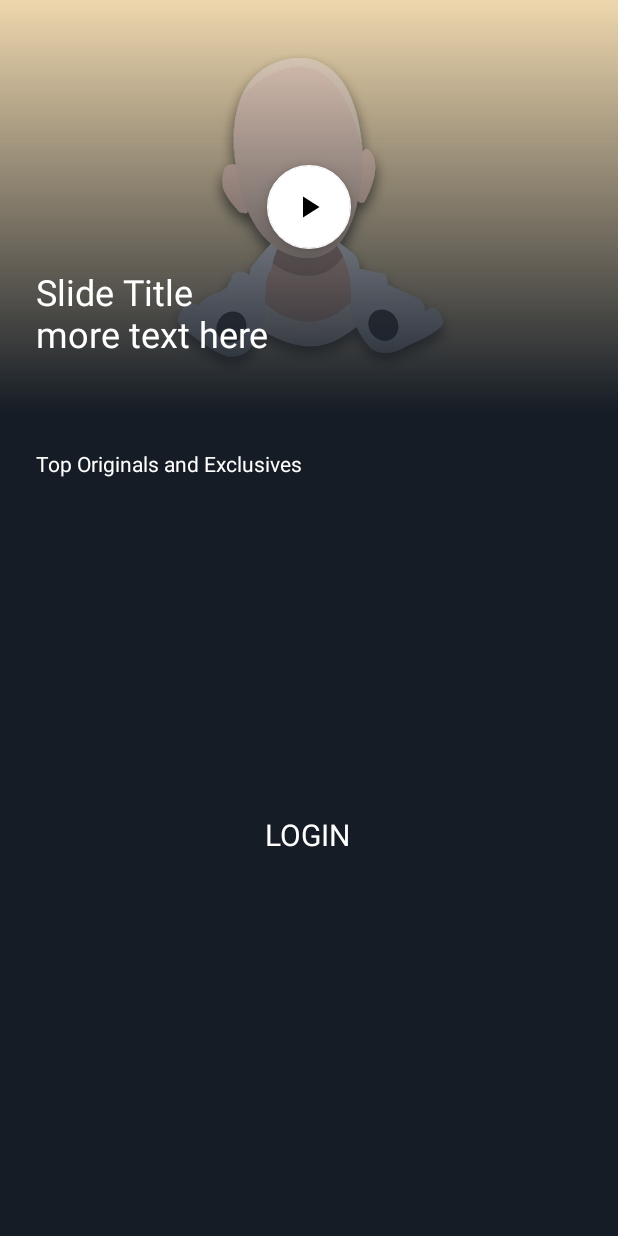
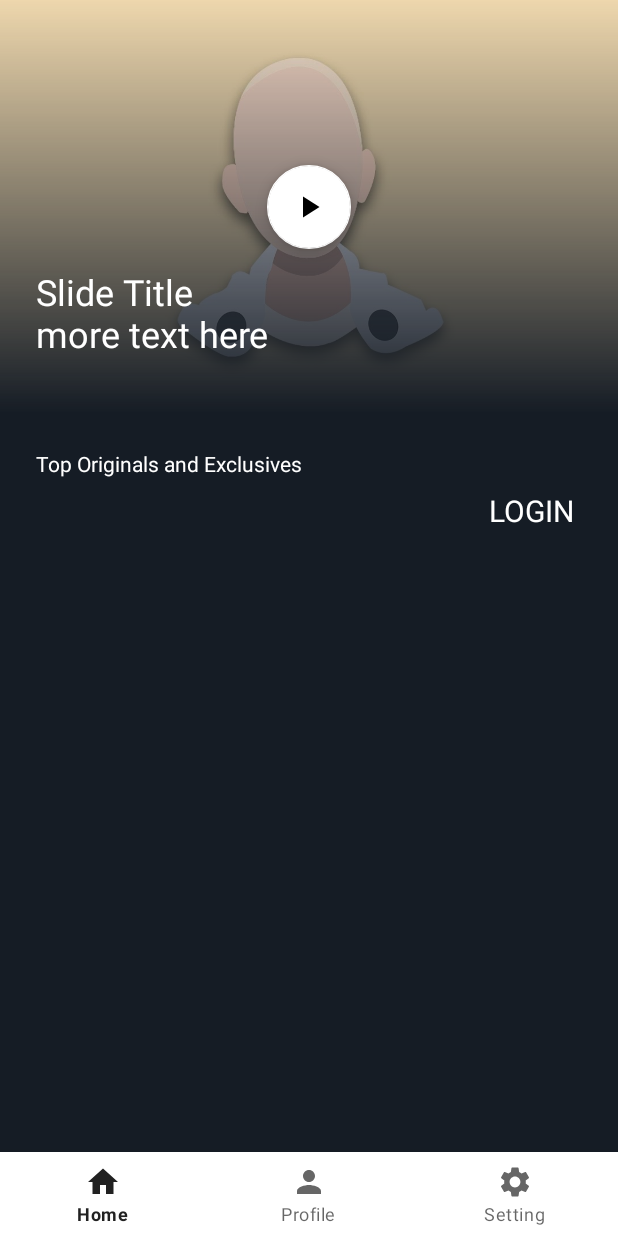
Before and after one commit to UnFameeee/Android-Movie-Application-FinalExam, an Android app: the screen it shows after launch (MainActivity), on a phone screen of 412 x 824 dp. Run offline under Robolectric (Android 15) with nearby library versions, the light colour scheme and no system bars.

Commit message:
adding navigation bar
adding navigation bar

```diff
--- /dev/null
+++ b/Movie-Application/app/src/main/res/drawable/ic_baseline_home_24.xml
@@ -0,0 +1,10 @@
+<vector xmlns:android="http://schemas.android.com/apk/res/android"
+    android:width="24dp"
+    android:height="24dp"
+    android:viewportWidth="24"
+    android:viewportHeight="24"
+    android:tint="?attr/colorControlNormal">
+  <path
+      android:fillColor="@android:color/white"
+      android:pathData="M10,20v-6h4v6h5v-8h3L12,3 2,12h3v8z"/>
+</vector>
--- /dev/null
+++ b/Movie-Application/app/src/main/res/drawable/ic_baseline_person_24.xml
@@ -0,0 +1,10 @@
+<vector xmlns:android="http://schemas.android.com/apk/res/android"
+    android:width="24dp"
+    android:height="24dp"
+    android:viewportWidth="24"
+    android:viewportHeight="24"
+    android:tint="?attr/colorControlNormal">
+  <path
+      android:fillColor="@android:color/white"
+      android:pathData="M12,12c2.21,0 4,-1.79 4,-4s-1.79,-4 -4,-4 -4,1.79 -4,4 1.79,4 4,4zM12,14c-2.67,0 -8,1.34 -8,4v2h16v-2c0,-2.66 -5.33,-4 -8,-4z"/>
+</vector>
--- /dev/null
+++ b/Movie-Application/app/src/main/res/drawable/ic_baseline_settings_24.xml
@@ -0,0 +1,10 @@
+<vector xmlns:android="http://schemas.android.com/apk/res/android"
+    android:width="24dp"
+    android:height="24dp"
+    android:viewportWidth="24"
+    android:viewportHeight="24"
+    android:tint="?attr/colorControlNormal">
+  <path
+      android:fillColor="@android:color/white"
+      android:pathData="M19.14,12.94c0.04,-0.3 0.06,-0.61 0.06,-0.94c0,-0.32 -0.02,-0.64 -0.07,-0.94l2.03,-1.58c0.18,-0.14 0.23,-0.41 0.12,-0.61l-1.92,-3.32c-0.12,-0.22 -0.37,-0.29 -0.59,-0.22l-2.39,0.96c-0.5,-0.38 -1.03,-0.7 -1.62,-0.94L14.4,2.81c-0.04,-0.24 -0.24,-0.41 -0.48,-0.41h-3.84c-0.24,0 -0.43,0.17 -0.47,0.41L9.25,5.35C8.66,5.59 8.12,5.92 7.63,6.29L5.24,5.33c-0.22,-0.08 -0.47,0 -0.59,0.22L2.74,8.87C2.62,9.08 2.66,9.34 2.86,9.48l2.03,1.58C4.84,11.36 4.8,11.69 4.8,12s0.02,0.64 0.07,0.94l-2.03,1.58c-0.18,0.14 -0.23,0.41 -0.12,0.61l1.92,3.32c0.12,0.22 0.37,0.29 0.59,0.22l2.39,-0.96c0.5,0.38 1.03,0.7 1.62,0.94l0.36,2.54c0.05,0.24 0.24,0.41 0.48,0.41h3.84c0.24,0 0.44,-0.17 0.47,-0.41l0.36,-2.54c0.59,-0.24 1.13,-0.56 1.62,-0.94l2.39,0.96c0.22,0.08 0.47,0 0.59,-0.22l1.92,-3.32c0.12,-0.22 0.07,-0.47 -0.12,-0.61L19.14,12.94zM12,15.6c-1.98,0 -3.6,-1.62 -3.6,-3.6s1.62,-3.6 3.6,-3.6s3.6,1.62 3.6,3.6S13.98,15.6 12,15.6z"/>
+</vector>
--- a/Movie-Application/app/src/main/res/layout/activity_main.xml
+++ b/Movie-Application/app/src/main/res/layout/activity_main.xml
@@ -33,16 +33,36 @@
         android:id="@+id/textView4"
         android:layout_width="wrap_content"
         android:layout_height="wrap_content"
-        android:layout_marginTop="224dp"
+        android:layout_marginTop="8dp"
         android:layout_weight="1"
         android:onClick="OnClick"
         android:text="LOGIN"
         android:textColor="@color/white"
         android:textSize="20dp"
         app:layout_constraintEnd_toEndOf="parent"
-        app:layout_constraintHorizontal_bias="0.498"
+        app:layout_constraintHorizontal_bias="0.92"
         app:layout_constraintStart_toStartOf="parent"
         app:layout_constraintTop_toBottomOf="@+id/textView" />
 
+    <com.google.android.material.bottomnavigation.BottomNavigationView
+        android:id="@+id/bottomNavigationView"
+        android:layout_width="0dp"
+        android:layout_height="wrap_content"
+        app:layout_constraintBottom_toBottomOf="parent"
+        app:layout_constraintEnd_toEndOf="parent"
+        app:layout_constraintHorizontal_bias="0.0"
+        app:layout_constraintStart_toStartOf="parent"
+        app:menu="@menu/bottom_nav_menu">
+
+    </com.google.android.material.bottomnavigation.BottomNavigationView>
+
+    <FrameLayout
+        android:layout_width="40dp"
+        android:layout_height="40dp"
+        tools:layout_editor_absoluteX="335dp"
+        tools:layout_editor_absoluteY="365dp">
+
+    </FrameLayout>
+
 
 </androidx.constraintlayout.widget.ConstraintLayout>
--- /dev/null
+++ b/Movie-Application/app/src/main/res/menu/bottom_nav_menu.xml
@@ -0,0 +1,13 @@
+<?xml version="1.0" encoding="utf-8"?>
+<menu xmlns:android="http://schemas.android.com/apk/res/android">
+
+    <item android:title="Home"
+        android:icon="@drawable/ic_baseline_home_24"
+        android:id="@+id/home"/>
+    <item android:title="Profile"
+        android:icon="@drawable/ic_baseline_person_24"
+        android:id="@+id/profile"/>
+    <item android:title="Setting"
+        android:icon="@drawable/ic_baseline_settings_24"
+        android:id="@+id/setting"/>
+</menu>
```
